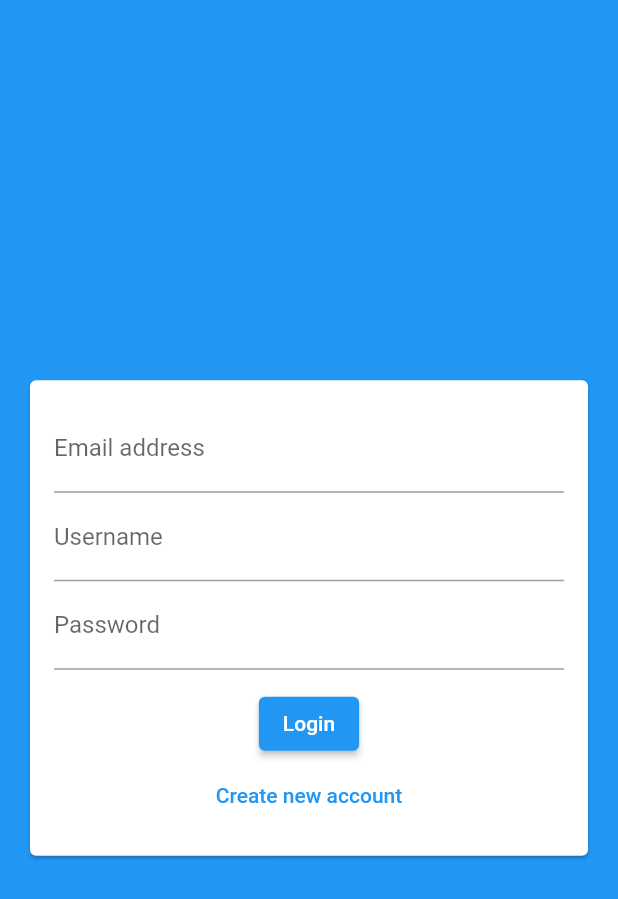
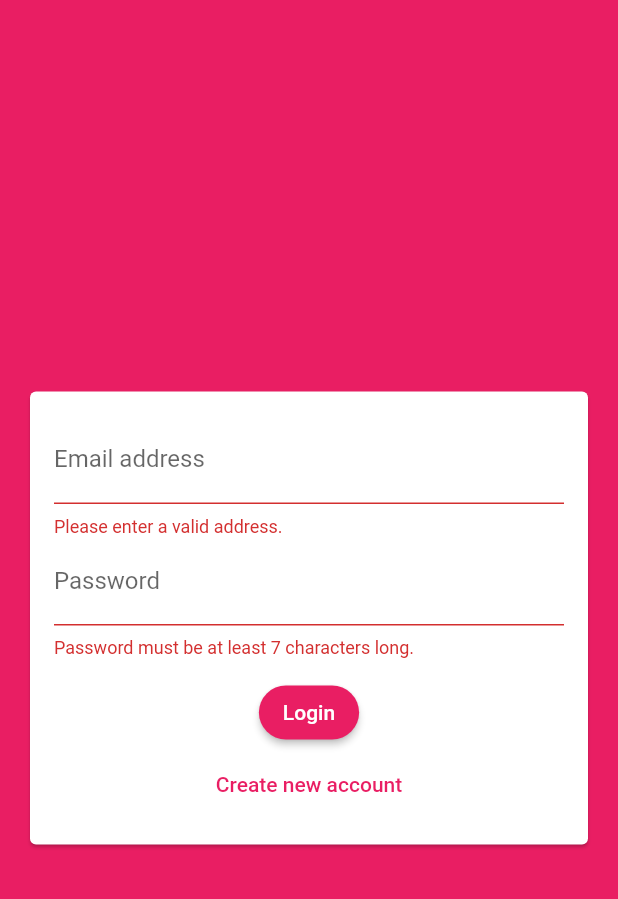
Before and after one commit to den4ik24/flutter_firebase, a Flutter app: the screen it shows after launch, after a tap on "Login", on a phone screen of 412 x 824 dp. Shown: the top 899 px of the screen. Run offline on Flutter 3.47's test engine with Material 2 defaults, Android fonts, the phone set to English and light mode, and no system bars; our stand-ins replace cloud_firestore, firebase_core; accounts and stored records are empty.

Commit message:
auth_screen

```diff
--- a/lib/main.dart
+++ b/lib/main.dart
@@ -21,7 +21,26 @@ class MyApp extends StatelessWidget {
     return MaterialApp(
       title: 'FlutterChat',
       theme: ThemeData(
-        primarySwatch: Colors.blue,
+        primarySwatch: Colors.pink,
+        colorScheme:
+            ColorScheme.fromSwatch(primarySwatch: Colors.pink).copyWith(
+          secondary: Colors.deepPurple,
+          background: Colors.pink,
+        ),
+        //accentColorBrightness: Brightness.dark,
+        // backgroundColor: Colors.pink,
+        // accentColor: Colors.deepPurple,
+        buttonTheme: ButtonTheme.of(context).copyWith(
+          buttonColor: Colors.pink,
+          textTheme: ButtonTextTheme.primary,
+        ),
+        elevatedButtonTheme: ElevatedButtonThemeData(
+          style: ElevatedButton.styleFrom(
+            shape: RoundedRectangleBorder(
+              borderRadius: BorderRadius.circular(20),
+            )
+          )
+        )
       ),
       home: const AuthScreen(),
     );
--- a/lib/screens/auth_screen.dart
+++ b/lib/screens/auth_screen.dart
@@ -10,11 +10,20 @@ class AuthScreen extends StatefulWidget {
 }
 
 class _AuthScreenState extends State<AuthScreen> {
+  void _submitAuthForm(
+    String email,
+    String password,
+    String username,
+    bool isLogin,
+  ) {
+
+  }
+
   @override
   Widget build(BuildContext context) {
     return Scaffold(
       backgroundColor: Theme.of(context).primaryColor,
-      body: const AuthForm(),
+      body: AuthForm(_submitAuthForm,),
     );
   }
 }
--- a/lib/widgets/auth/auth_form.dart
+++ b/lib/widgets/auth/auth_form.dart
@@ -1,13 +1,41 @@
 import 'package:flutter/material.dart';
 
 class AuthForm extends StatefulWidget {
-  const AuthForm({super.key});
+  const AuthForm(this.submitFn, {super.key});
+
+  final void Function(
+    String email,
+    String password,
+    String username,
+    bool isLogin,
+  ) submitFn;
 
   @override
   State<AuthForm> createState() => _AuthFormState();
 }
 
 class _AuthFormState extends State<AuthForm> {
+  final _formKey = GlobalKey<FormState>();
+  var _isLogin = true;
+  var _userEmail = "";
+  var _userName = "";
+  var _userPassword = "";
+
+  void _trySubmit() {
+    final isValid = _formKey.currentState!.validate();
+    FocusScope.of(context).unfocus();
+
+    if (isValid) {
+      _formKey.currentState!.save();
+      widget.submitFn(
+        _userEmail,
+        _userPassword,
+        _userName,
+        _isLogin,
+      );
+    }
+  }
+
   @override
   Widget build(BuildContext context) {
     return Center(
@@ -17,32 +45,70 @@ class _AuthFormState extends State<AuthForm> {
           child: Padding(
             padding: const EdgeInsets.all(16),
             child: Form(
+              key: _formKey,
               child: Column(
                 mainAxisSize: MainAxisSize.min,
                 children: <Widget>[
                   TextFormField(
+                    key: const ValueKey("email"),
+                    validator: (value) {
+                      if (value!.isEmpty || !value.contains("@")) {
+                        return "Please enter a valid address.";
+                      }
+                      return null;
+                    },
                     keyboardType: TextInputType.emailAddress,
                     decoration: const InputDecoration(
                       labelText: "Email address",
                     ),
+                    onSaved: (value) {
+                      _userEmail = value!;
+                    },
                   ),
+                  if (!_isLogin)
+                    TextFormField(
+                      key: const ValueKey("username"),
+                      validator: (value) {
+                        if (value!.isEmpty || value.length < 4) {
+                          return "Please enter at least 4 characters";
+                        }
+                        return null;
+                      },
+                      decoration: const InputDecoration(labelText: "Username"),
+                      onSaved: (value) {
+                        _userName = value!;
+                      },
+                    ),
                   TextFormField(
-                    decoration: const InputDecoration(labelText: "Username"),
-                  ),
-                  TextFormField(
+                    key: const ValueKey("password"),
+                    validator: (value) {
+                      if (value!.isEmpty || value.length < 7) {
+                        return "Password must be at least 7 characters long.";
+                      }
+                      return null;
+                    },
                     decoration: const InputDecoration(labelText: "Password"),
                     obscureText: true,
+                    onSaved: (value) {
+                      _userPassword = value!;
+                    },
                   ),
                   const SizedBox(
                     height: 12,
                   ),
                   ElevatedButton(
-                    child: const Text("Login"),
-                    onPressed: () {},
+                    onPressed: _trySubmit,
+                    child: Text(_isLogin ? "Login" : "Signup"),
                   ),
                   TextButton(
-                    child: const Text("Create new account"),
-                    onPressed: () {},
+                    child: Text(_isLogin
+                        ? "Create new account"
+                        : "I already have an account"),
+                    onPressed: () {
+                      setState(() {
+                        _isLogin = !_isLogin;
+                      });
+                    },
                   ),
                 ],
               ),
--- a/pubspec.yaml
+++ b/pubspec.yaml
@@ -14,6 +14,7 @@ dependencies:
   cloud_firestore: ^4.5.0
   cupertino_icons: ^1.0.2
   firebase_core: ^2.9.0
+  firebase_auth: ^4.4.0
 
 dev_dependencies:
   flutter_test:
```
Also changed, not shown: pubspec.lock, 1 other file.
